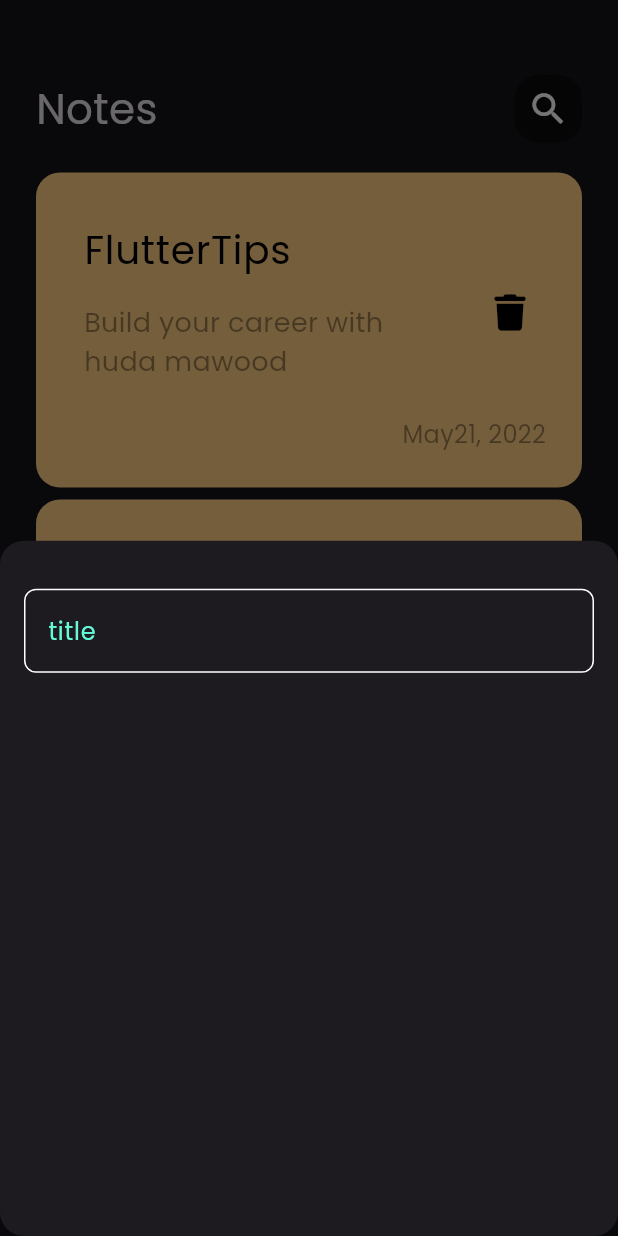
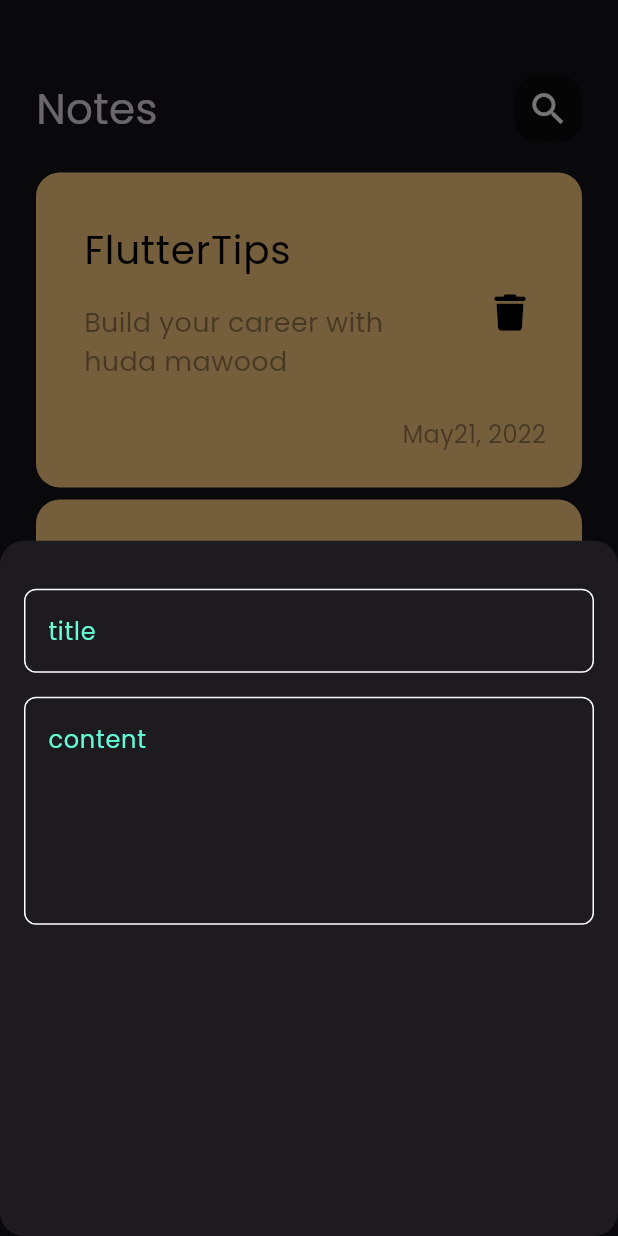
Before and after one commit to Huda-Mawood/notes_app, a Flutter app: the screen it shows after launch, after a tap on the "add" icon, on a phone screen of 412 x 824 dp. Run offline on Flutter 3.47's test engine with Material 3 defaults, Android fonts, the phone set to English and light mode, and no system bars; our stand-ins replace font_awesome_flutter; project files that could hold a hidden picture were left out.

Commit message:
add fields to notes  bottom sheet

```diff
--- a/lib/views/widgets/add_note_bottom_sheet.dart
+++ b/lib/views/widgets/add_note_bottom_sheet.dart
@@ -13,7 +13,16 @@ class AddNoteButtomModelSheet extends StatelessWidget {
           SizedBox(
             height: 32,
           ),
-          CustomTextField(),
+          CustomTextField(
+            hint: 'title',
+          ),
+          SizedBox(
+            height: 16,
+          ),
+          CustomTextField(
+            maxlines: 5,
+            hint: 'content',
+          ),
         ],
       ),
     );
--- a/lib/views/widgets/custom_text_field.dart
+++ b/lib/views/widgets/custom_text_field.dart
@@ -2,14 +2,16 @@ import 'package:flutter/material.dart';
 import 'package:notes_app/constants.dart';
 
 class CustomTextField extends StatelessWidget {
-  const CustomTextField({super.key});
-
+  const CustomTextField({super.key, required this.hint, this.maxlines = 1});
+  final String hint;
+  final int maxlines;
   @override
   Widget build(BuildContext context) {
     return TextField(
+      maxLines: maxlines,
       cursorColor: kPrimaryColor,
       decoration: InputDecoration(
-        hintText: 'title',
+        hintText: hint,
         hintStyle: const TextStyle(color: kPrimaryColor),
         border: buildBorder(),
         enabledBorder: buildBorder(),
```
